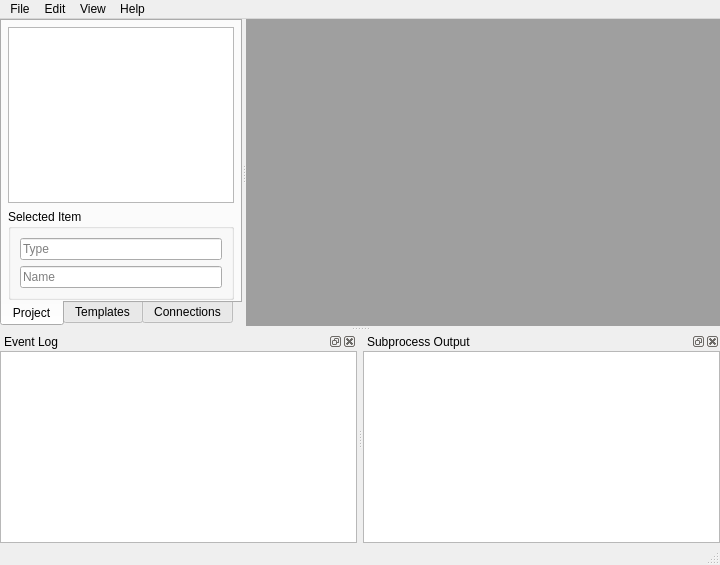
Before: the Qt Designer form spinetoolbox/ui/mainwindow.ui in spine-tools/Spine-Toolbox, drawn with Qt 5.
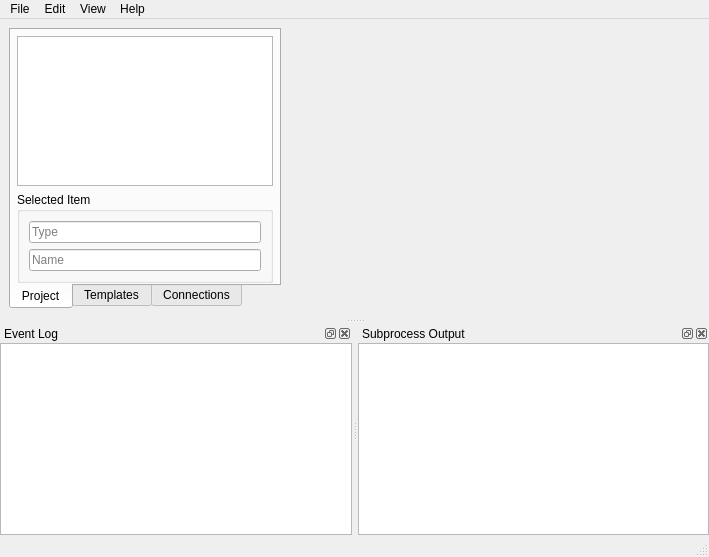
After: the same form once the commit is applied. Icons and pictures are not drawn. Custom widgets are drawn as their Qt base class.

Patch:
```diff
--- a/spinetoolbox/ui/mainwindow.ui
+++ b/spinetoolbox/ui/mainwindow.ui
@@ -26,8 +26,8 @@
    <rect>
     <x>0</x>
     <y>0</y>
-    <width>720</width>
-    <height>565</height>
+    <width>709</width>
+    <height>557</height>
    </rect>
   </property>
   <property name="windowTitle">
@@ -35,26 +35,14 @@
   </property>
   <widget class="QWidget" name="centralwidget">
    <layout class="QVBoxLayout" name="verticalLayout_4">
-    <property name="spacing">
-     <number>6</number>
-    </property>
-    <property name="leftMargin">
-     <number>0</number>
-    </property>
-    <property name="topMargin">
-     <number>0</number>
-    </property>
-    <property name="rightMargin">
-     <number>0</number>
-    </property>
-    <property name="bottomMargin">
-     <number>0</number>
-    </property>
     <item>
      <widget class="QSplitter" name="splitter">
       <property name="orientation">
        <enum>Qt::Horizontal</enum>
       </property>
+      <property name="handleWidth">
+       <number>1</number>
+      </property>
       <widget class="QTabWidget" name="tabWidget">
        <property name="sizePolicy">
         <sizepolicy hsizetype="Ignored" vsizetype="Ignored">
@@ -349,10 +337,10 @@
         </layout>
        </widget>
       </widget>
-      <widget class="QMdiArea" name="mdiArea_with_links">
+      <widget class="QWidget" name="mdiArea_container" native="true">
        <property name="sizePolicy">
         <sizepolicy hsizetype="Ignored" vsizetype="Expanding">
-         <horstretch>0</horstretch>
+         <horstretch>2</horstretch>
          <verstretch>0</verstretch>
         </sizepolicy>
        </property>
@@ -366,7 +354,7 @@
     <rect>
      <x>0</x>
      <y>0</y>
-     <width>720</width>
+     <width>709</width>
      <height>25</height>
     </rect>
    </property>
```
